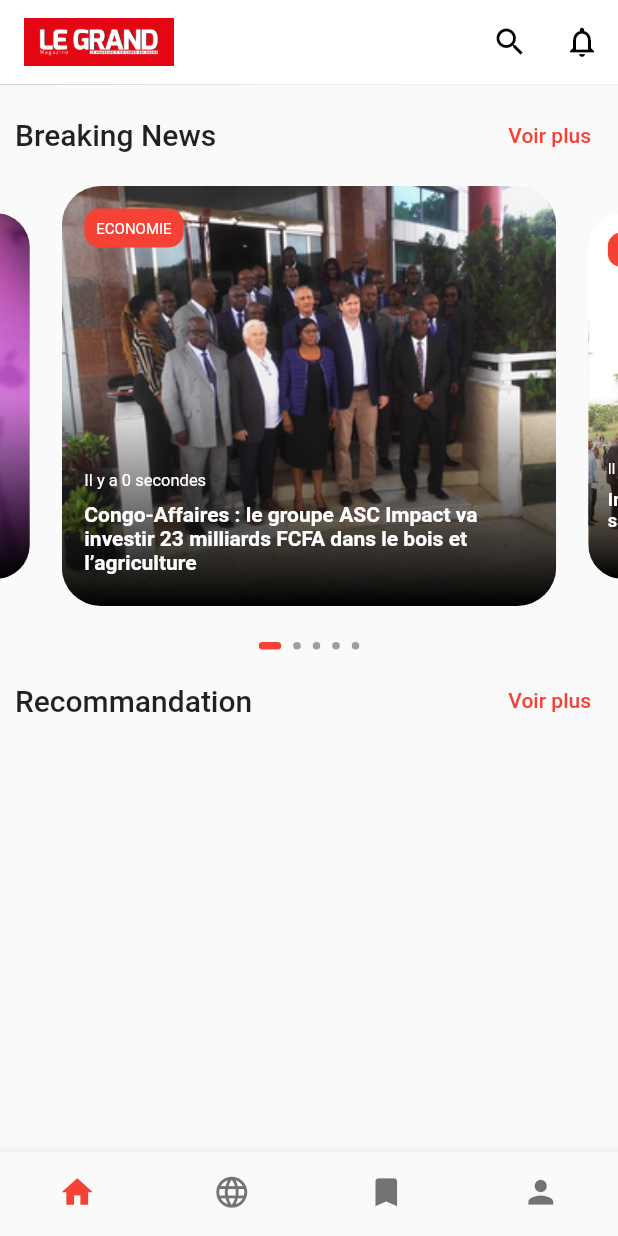
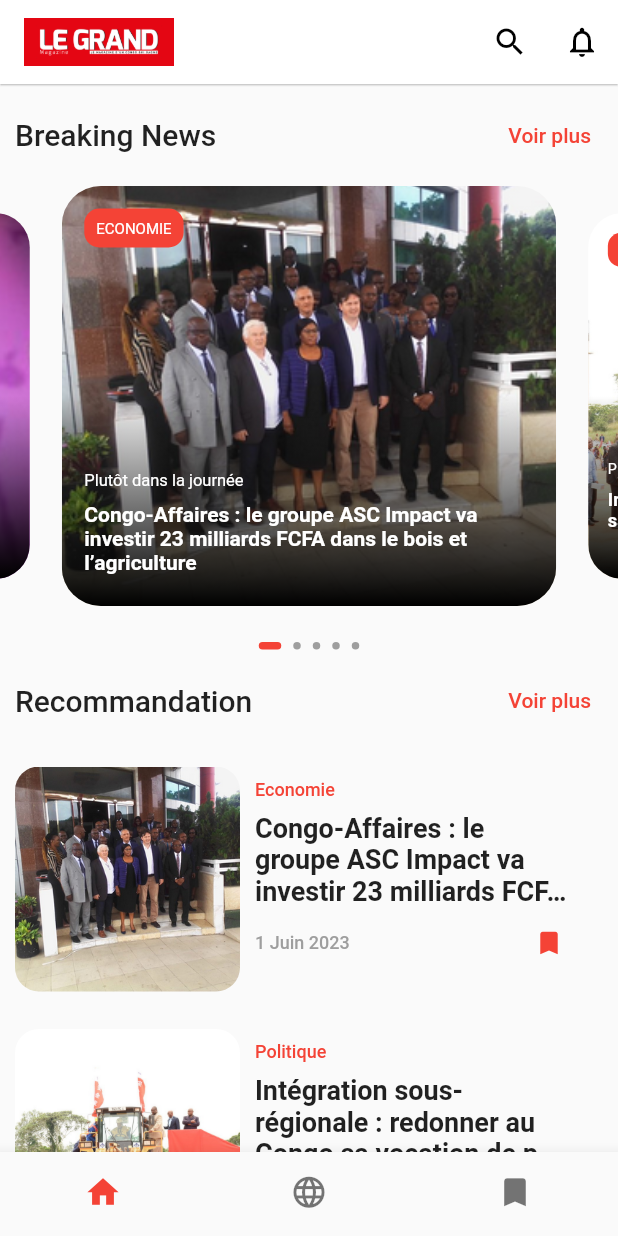
Before and after one commit to DrEPL/le_grand_magazine, a Flutter app: the screen it shows after launch, on a phone screen of 412 x 824 dp. Run offline on Flutter 3.47's test engine with Material 2 defaults, Android fonts, the light colour scheme and no system bars; drawn by our look-alikes of carousel_slider, smooth_page_indicator.

Commit message:
Création de recommended_article.dart

```diff
--- a/lib/backend/services/article_service.dart
+++ b/lib/backend/services/article_service.dart
@@ -10,8 +10,8 @@ class ArticleService {
           'Le président directeur général du groupe ASC Impact, Karl E. Kirchmayer, a annoncé, le 31 mai à Brazzaville, son ambition d’investir en République du Congo dans les secteurs de l’agriculture, de l’exploitation forestière, de la transformation poussée du bois et l’afforestation pour un engagement prévisionnel de 23 milliards de francs CFA contre six mille emplois attendus.',
       category: Category.Economie,
       source: 'Adiac',
-      publicationDate: DateTime.now(),
-      isSaved: false,
+      publicationDate: DateTime(2023, 6, 1, 10, 7),
+      isSaved: true,
     ),
 
     Article(
@@ -21,7 +21,7 @@ class ArticleService {
           'Le président de la République, Denis Sassou N’Guesso, a lancé officiellement, le 20 mai au village Mbindjo (district de Mokeko), dans le département de la Sangha, les travaux d’aménagement et de bitumage de la route Ouesso-Pokola, longue de 47 km, avec construction d’un pont de 616 m sur la rivière Sangha. Un projet intégrateur dont l’ambition majeure est de redonner au Congo sa vocation de pays de transit.',
       category: Category.Politique,
       source: 'Adiac',
-      publicationDate: DateTime.now(),
+      publicationDate: DateTime(2023, 5, 24, 15, 11),
       isSaved: false,
     ),
 
@@ -32,8 +32,8 @@ class ArticleService {
           'L’information a été rendue publique par Théoneste Mutsindashyaka, ambassadeur de la République du Rwanda au Congo, à l’issue  d’un entretien, le 23 mai, avec Evelyne Tchitchellé, maire de la ville de Pointe-Noire.',
       category: Category.Societe,
       source: 'Adiac',
-      publicationDate: DateTime.now(),
-      isSaved: false,
+      publicationDate: DateTime(2023, 5, 24, 15, 15),
+      isSaved: true,
     ),
     Article(
       image: 'assets/images/article_4.png',
@@ -42,7 +42,7 @@ class ArticleService {
           'Les artistes ivoiriens sont invités à participer à la 11e édition du  Festival panafricain de musique (Fespam) qui aura lieu du 15 au 22 juillet prochain, à Brazzaville.',
       category: Category.Culture,
       source: 'Adiac',
-      publicationDate: DateTime.now(),
+      publicationDate: DateTime(2023, 5, 24, 15, 23),
       isSaved: false,
     ),
     Article(
@@ -52,13 +52,9 @@ class ArticleService {
           'Durant sa présidence démarrée en mai 2015, Muhammadu Buhari, le président sortant, a réussi à faire briller le Nigeria sur la scène technologique et numérique internationale. Pour les quatre prochaines années, son successeur veut faire encore mieux.',
       category: Category.Afrique,
       source: 'We are Tech',
-      publicationDate: DateTime.now(),
-      isSaved: false,
+      publicationDate: DateTime(2023, 5, 31, 08, 40),
+      isSaved: true,
     ),
-    //'assets/images/article_2.png',
-    //'assets/images/article_3.png',
-    //'assets/images/article_4.png',
-    //'assets/images/article_5.png',
   ];
 
   List<Article> get articles => _articles;
--- a/lib/frontend/pages/home_page.dart
+++ b/lib/frontend/pages/home_page.dart
@@ -1,6 +1,9 @@
 import 'package:flutter/material.dart';
+import 'package:le_grand_magazine/backend/services/article_service.dart';
+import 'package:le_grand_magazine/frontend/enums/category.dart';
 import 'package:le_grand_magazine/frontend/utils/app_strings.dart';
 import 'package:le_grand_magazine/frontend/widgets/carousel.dart';
+import 'package:le_grand_magazine/frontend/widgets/recommended_article.dart';
 import 'package:le_grand_magazine/frontend/widgets/section_text.dart';
 
 class HomePage extends StatefulWidget {
@@ -13,25 +16,45 @@ class HomePage extends StatefulWidget {
 class _HomePageState extends State<HomePage> {
   int currentPage = 0;
 
+  final articles = ArticleService().articles;
+
   @override
   Widget build(BuildContext context) {
     return SafeArea(
       child: Scaffold(
         appBar: AppBar(
           backgroundColor: Colors.white,
-          elevation: 0.3,
+          elevation: 0.5,
           title: Image.asset("assets/images/logo.png", width: 100, height: 100),
           actions: [
             IconButton(onPressed: () {}, icon: const Icon(Icons.search, color: Colors.black)),
             IconButton(onPressed: () {}, icon: const Icon(Icons.notifications_outlined, color: Colors.black))
           ],
         ),
-        body: Column(
-          children: [
-            SectionText(text: AppStrings.breakingNews, onSeeMorePressed: () {}),
-            const Carousel(),
-            SectionText(text: AppStrings.recommendation, onSeeMorePressed: () {}),
-          ],
+        body: SingleChildScrollView(
+          child: Column(
+            children: [
+              SectionText(text: AppStrings.breakingNews, onSeeMorePressed: () {}),
+              const Carousel(),
+              SectionText(text: AppStrings.recommendation, onSeeMorePressed: () {}),
+              ListView.separated(
+                  primary: false,
+                  shrinkWrap: true,
+                  itemBuilder: (context, index) {
+                    return RecommendedArticle(
+                      title: articles[index].title,
+                      category: articles[index].category.displayName(),
+                      imageUrl: articles[index].image,
+                      publicationDate: articles[index].publicationDate,
+                      icon: articles[index].isSaved ? Icons.bookmark : Icons.bookmark_outline,
+                      iconColor: articles[index].isSaved ? Colors.red : Colors.grey,
+                      onIconPressed: () {},
+                    );
+                  },
+                  separatorBuilder: (context, _) => const SizedBox(height: 5),
+                  itemCount: articles.length),
+            ],
+          ),
         ),
         bottomNavigationBar: BottomNavigationBar(
           iconSize: 25,
@@ -44,7 +67,6 @@ class _HomePageState extends State<HomePage> {
             BottomNavigationBarItem(icon: Icon(Icons.home), label: ''),
             BottomNavigationBarItem(icon: Icon(Icons.language), label: ''),
             BottomNavigationBarItem(icon: Icon(Icons.bookmark), label: ''),
-            BottomNavigationBarItem(icon: Icon(Icons.person), label: ''),
           ],
         ),
       ),
--- /dev/null
+++ b/lib/frontend/widgets/recommended_article.dart
@@ -0,0 +1,120 @@
+import 'package:flutter/material.dart';
+
+class RecommendedArticle extends StatelessWidget {
+  final String imageUrl, category, title;
+
+  final DateTime publicationDate;
+
+  final IconData icon;
+
+  final Color iconColor;
+
+  final Function()? onIconPressed;
+
+  const RecommendedArticle({
+    super.key,
+    required this.imageUrl,
+    required this.category,
+    required this.title,
+    required this.publicationDate,
+    required this.icon,
+    required this.iconColor,
+    required this.onIconPressed,
+  });
+
+  @override
+  Widget build(BuildContext context) => Padding(
+        padding: const EdgeInsets.all(10.0),
+        child: SizedBox(
+          width: MediaQuery.of(context).size.width,
+          height: 150,
+          child: Row(
+            children: [
+              ClipRRect(
+                borderRadius: BorderRadius.circular(16),
+                child: SizedBox(
+                  width: 150,
+                  height: 150,
+                  child: Image.asset(imageUrl, fit: BoxFit.cover),
+                ),
+              ),
+              const SizedBox(width: 10),
+              Column(
+                crossAxisAlignment: CrossAxisAlignment.start,
+                mainAxisAlignment: MainAxisAlignment.center,
+                children: [
+                  Text(category, style: Theme.of(context).textTheme.bodySmall?.copyWith(color: Colors.red, fontWeight: FontWeight.w500)),
+                  const SizedBox(height: 8),
+                  SizedBox(
+                    width: 210,
+                    child: Text(
+                      title,
+                      style: Theme.of(context).textTheme.headlineSmall?.copyWith(fontWeight: FontWeight.bold, fontSize: 18),
+                      maxLines: 3,
+                      softWrap: true,
+                      overflow: TextOverflow.ellipsis,
+                    ),
+                  ),
+                  SizedBox(
+                    width: 220,
+                    child: Row(
+                      mainAxisAlignment: MainAxisAlignment.spaceBetween,
+                      crossAxisAlignment: CrossAxisAlignment.center,
+                      children: [
+                        Text(
+                          _displayPublicationDate(),
+                          style: Theme.of(context).textTheme.bodySmall?.copyWith(color: Colors.grey, fontWeight: FontWeight.w500),
+                        ),
+                        IconButton(onPressed: onIconPressed, icon: Icon(icon, size: 20, color: iconColor))
+                      ],
+                    ),
+                  ),
+                ],
+              ),
+            ],
+          ),
+        ),
+      );
+
+  String _displayPublicationDate() {
+    DateTime now = DateTime.now();
+    if (publicationDate.day == now.day) {
+      return "Aujourd'hui";
+    }
+
+    if (publicationDate.year != now.year) {
+      return "L'an dernier";
+    }
+    return "${publicationDate.day} ${monthInLetter(publicationDate.month)} ${publicationDate.year}";
+  }
+
+  String monthInLetter(int month) {
+    switch (month) {
+      case 1:
+        return "Janvier";
+      case 2:
+        return "Février";
+      case 3:
+        return "Mars";
+      case 4:
+        return "Avril";
+      case 5:
+        return "Mai";
+      case 6:
+        return "Juin";
+      case 7:
+        return "Juillet";
+      case 8:
+        return "Août";
+      case 9:
+        return "Septembre";
+      case 10:
+        return "Octobre";
+      case 11:
+        return "Novembre";
+      case 12:
+        return "Décembre";
+    }
+    return "";
+  }
+}
```
